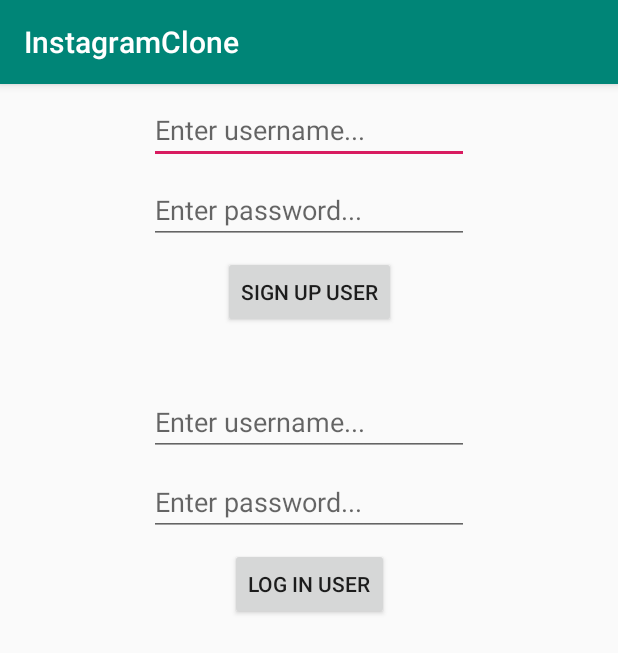
After one commit to gFagnaniJob/InstagramClone, an Android app: the SignUpLoginActivity screen opened directly, with no data from a screen before it, on a phone screen of 412 x 824 dp. The commit adds this screen. Shown: the top 653 px of the screen. Run offline under Robolectric (Android 15) with nearby library versions, the phone set to English and light mode, and no system bars; libraries missing offline, so code that uses them is left out: com.parse, com.shashank.sony.

Commit message:
SignUp, LogIn and LogOut users

```diff
--- a/app/src/main/AndroidManifest.xml
+++ b/app/src/main/AndroidManifest.xml
@@ -3,13 +3,14 @@
     package="it.gfagnani.instagramclone">
 
     <application
+        android:name=".App"
         android:allowBackup="true"
         android:icon="@mipmap/ic_launcher"
         android:label="@string/app_name"
         android:roundIcon="@mipmap/ic_launcher_round"
         android:supportsRtl="true"
-        android:theme="@style/AppTheme"
-        android:name=".App">
+        android:theme="@style/AppTheme">
+        <activity android:name=".WelcomeActivity"></activity>
         <activity android:name=".SignUp">
             <intent-filter>
                 <action android:name="android.intent.action.MAIN" />
@@ -17,6 +18,7 @@
                 <category android:name="android.intent.category.LAUNCHER" />
             </intent-filter>
         </activity>
+        <activity android:name=".SignUpLoginActivity" />
     </application>
 
 </manifest>
--- /dev/null
+++ b/app/src/main/java/it/gfagnani/instagramclone/SignUpLoginActivity.java
@@ -0,0 +1,114 @@
+package it.gfagnani.instagramclone;
+
+import android.content.Intent;
+import android.os.Bundle;
+import android.support.annotation.Nullable;
+import android.support.v7.app.AppCompatActivity;
+import android.view.View;
+import android.widget.Button;
+import android.widget.EditText;
+
+import com.parse.FindCallback;
+import com.parse.LogInCallback;
+import com.parse.ParseException;
+import com.parse.ParseObject;
+import com.parse.ParseQuery;
+import com.parse.ParseUser;
+import com.parse.SaveCallback;
+import com.parse.SignUpCallback;
+import com.shashank.sony.fancytoastlib.FancyToast;
+
+import java.util.List;
+
+public class SignUpLoginActivity extends AppCompatActivity implements View.OnClickListener {
+
+    private EditText edtUsernameSignUp, edtUsernameLogin, edtPasswordSignup, edtPasswordLogin;
+    private Button btnSignup, btnLogin;
+    private Intent intent;
+
+    @Override
+    protected void onCreate(@Nullable Bundle savedInstanceState) {
+        super.onCreate(savedInstanceState);
+        setContentView(R.layout.signup_login_activity);
+
+        intent = new Intent(SignUpLoginActivity.this, WelcomeActivity.class);
+
+        edtUsernameLogin = findViewById(R.id.edtUsernameLogin);
+        edtUsernameSignUp = findViewById(R.id.edtUsernameSignUp);
+        edtPasswordLogin = findViewById(R.id.edtPasswordLogin);
+        edtPasswordSignup = findViewById(R.id.edtPasswordSignUp);
+
+        btnSignup = findViewById(R.id.btnSignUp);
+        btnLogin = findViewById(R.id.btnLogin);
+
+        btnLogin.setOnClickListener(SignUpLoginActivity.this);
+        btnSignup.setOnClickListener(SignUpLoginActivity.this);
+    }
+
+    @Override
+    public void onClick(View v) {
+        switch (v.getId()) {
+            case R.id.btnSignUp:
+                saveUser(edtUsernameSignUp.getText().toString(), edtPasswordSignup.getText().toString());
+                break;
+            case R.id.btnLogin:
+                checkUser(edtUsernameLogin.getText().toString(), edtPasswordLogin.getText().toString());
+                break;
+        }
+    }
+
+    private void checkUser(String username, String password) {
+        try {
+            ParseUser.logInInBackground(username, password, new LogInCallback() {
+                @Override
+                public void done(ParseUser user, ParseException e) {
+                    if (user != null && e == null) {
+                        FancyToast.makeText(SignUpLoginActivity.this,
+                                user.getUsername() + " logged in!",
+                                FancyToast.LENGTH_LONG,
+                                FancyToast.SUCCESS,
+                                false)
+                                .show();
+                        startActivity(intent);
+                    } else {
+                        FancyToast.makeText(SignUpLoginActivity.this,
+                                "Error",
+                                FancyToast.LENGTH_LONG,
+                                FancyToast.ERROR,
+                                false)
+                                .show();
+                    }
+                }
+            });
+        } catch (Exception e) {
+
+        }
+    }
+
+    private void saveUser(String username, String password) {
+        ParseUser parseUser = new ParseUser();
+        parseUser.setUsername(username);
+        parseUser.setPassword(password);
+        parseUser.signUpInBackground(new SignUpCallback() {
+            @Override
+            public void done(ParseException e) {
+                if (e == null) {
+                    FancyToast.makeText(SignUpLoginActivity.this,
+                            "Success",
+                            FancyToast.LENGTH_LONG,
+                            FancyToast.SUCCESS,
+                            false)
+                            .show();
+                    startActivity(intent);
+                } else {
+                    FancyToast.makeText(SignUpLoginActivity.this,
+                            e.getMessage(),
+                            FancyToast.LENGTH_LONG,
+                            FancyToast.ERROR,
+                            false)
+                            .show();
+                }
+            }
+        });
+    }
+}
--- /dev/null
+++ b/app/src/main/res/layout/signup_login_activity.xml
@@ -0,0 +1,88 @@
+<?xml version="1.0" encoding="utf-8"?>
+<android.support.constraint.ConstraintLayout
+    xmlns:android="http://schemas.android.com/apk/res/android"
+    xmlns:app="http://schemas.android.com/apk/res-auto"
+    xmlns:tools="http://schemas.android.com/tools"
+    android:layout_width="match_parent"
+    android:layout_height="match_parent">
+
+    <EditText
+        android:id="@+id/edtUsernameSignUp"
+        android:layout_width="wrap_content"
+        android:layout_height="wrap_content"
+        android:layout_marginStart="8dp"
+        android:layout_marginTop="8dp"
+        android:layout_marginEnd="8dp"
+        android:ems="10"
+        android:hint="Enter username..."
+        android:inputType="textPersonName"
+        app:layout_constraintEnd_toEndOf="parent"
+        app:layout_constraintStart_toStartOf="parent"
+        app:layout_constraintTop_toTopOf="parent" />
+
+    <EditText
+        android:id="@+id/edtPasswordSignUp"
+        android:layout_width="wrap_content"
+        android:layout_height="wrap_content"
+        android:layout_marginStart="8dp"
+        android:layout_marginTop="8dp"
+        android:layout_marginEnd="8dp"
+        android:ems="10"
+        android:hint="Enter password..."
+        android:inputType="textPassword"
+        app:layout_constraintEnd_toEndOf="parent"
+        app:layout_constraintStart_toStartOf="parent"
+        app:layout_constraintTop_toBottomOf="@+id/edtUsernameSignUp" />
+
+    <Button
+        android:id="@+id/btnSignUp"
+        android:layout_width="wrap_content"
+        android:layout_height="wrap_content"
+        android:layout_marginStart="8dp"
+        android:layout_marginTop="8dp"
+        android:layout_marginEnd="8dp"
+        android:text="Sign Up User"
+        app:layout_constraintEnd_toEndOf="parent"
+        app:layout_constraintStart_toStartOf="parent"
+        app:layout_constraintTop_toBottomOf="@+id/edtPasswordSignUp" />
+
+    <EditText
+        android:id="@+id/edtUsernameLogin"
+        android:layout_width="wrap_content"
+        android:layout_height="wrap_content"
+        android:layout_marginStart="8dp"
+        android:layout_marginTop="40dp"
+        android:layout_marginEnd="8dp"
+        android:ems="10"
+        android:hint="Enter username..."
+        android:inputType="textPersonName"
+        app:layout_constraintEnd_toEndOf="parent"
+        app:layout_constraintStart_toStartOf="parent"
+        app:layout_constraintTop_toBottomOf="@+id/btnSignUp" />
+
+    <EditText
+        android:id="@+id/edtPasswordLogin"
+        android:layout_width="wrap_content"
+        android:layout_height="wrap_content"
+        android:layout_marginStart="8dp"
+        android:layout_marginTop="8dp"
+        android:layout_marginEnd="8dp"
+        android:ems="10"
+        android:hint="Enter password..."
+        android:inputType="textPassword"
+        app:layout_constraintEnd_toEndOf="parent"
+        app:layout_constraintStart_toStartOf="parent"
+        app:layout_constraintTop_toBottomOf="@+id/edtUsernameLogin" />
+
+    <Button
+        android:id="@+id/btnLogin"
+        android:layout_width="wrap_content"
+        android:layout_height="wrap_content"
+        android:layout_marginStart="8dp"
+        android:layout_marginTop="8dp"
+        android:layout_marginEnd="8dp"
+        android:text="Log In User"
+        app:layout_constraintEnd_toEndOf="parent"
+        app:layout_constraintStart_toStartOf="parent"
+        app:layout_constraintTop_toBottomOf="@+id/edtPasswordLogin" />
+</android.support.constraint.ConstraintLayout>
```
Also changed, not shown: app/src/main/java/it/gfagnani/instagramclone/SignUp.java (+8 -1 lines), app/src/main/java/it/gfagnani/instagramclone/WelcomeActivity.java (added, +63 -0 lines), app/src/main/res/layout/activity_sign_up.xml (+14 -0 lines), app/src/main/res/layout/activity_welcome.xml (added, +36 -0 lines).
